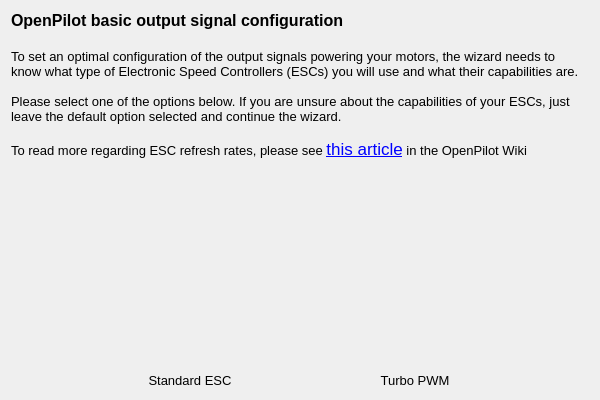
The window that ground/gcs/src/plugins/setupwizard/pages/outputpage.ui (TauLabs/TauLabs) describes before a commit, drawn with Qt 5.
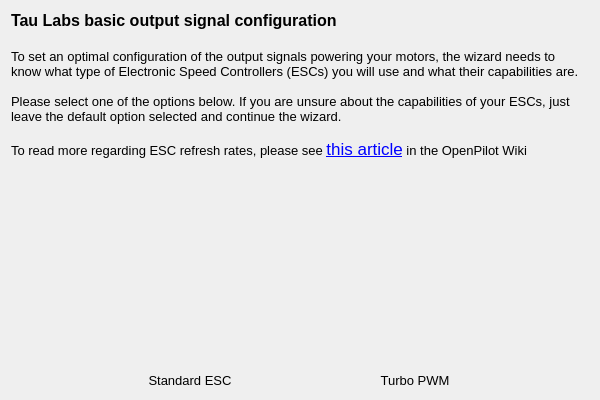
The same window after the commit. Icons and pictures are not drawn.

What changed in the file:
```diff
--- a/ground/gcs/src/plugins/setupwizard/pages/outputpage.ui
+++ b/ground/gcs/src/plugins/setupwizard/pages/outputpage.ui
@@ -21,12 +21,12 @@
 &lt;html&gt;&lt;head&gt;&lt;meta name=&quot;qrichtext&quot; content=&quot;1&quot; /&gt;&lt;style type=&quot;text/css&quot;&gt;
 p, li { white-space: pre-wrap; }
 &lt;/style&gt;&lt;/head&gt;&lt;body style=&quot; font-family:'Lucida Grande'; font-size:13pt; font-weight:400; font-style:normal;&quot;&gt;
-&lt;p style=&quot; margin-top:0px; margin-bottom:0px; margin-left:0px; margin-right:0px; -qt-block-indent:0; text-indent:0px;&quot;&gt;&lt;span style=&quot; font-family:'MS Shell Dlg 2'; font-size:12pt; font-weight:600;&quot;&gt;OpenPilot basic output signal configuration&lt;/span&gt;&lt;/p&gt;
-&lt;p style=&quot;-qt-paragraph-type:empty; margin-top:0px; margin-bottom:0px; margin-left:0px; margin-right:0px; -qt-block-indent:0; text-indent:0px; font-family:'MS Shell Dlg 2'; font-size:12pt; font-weight:600;&quot;&gt;&lt;/p&gt;
+&lt;p style=&quot; margin-top:0px; margin-bottom:0px; margin-left:0px; margin-right:0px; -qt-block-indent:0; text-indent:0px;&quot;&gt;&lt;span style=&quot; font-family:'MS Shell Dlg 2'; font-size:12pt; font-weight:600;&quot;&gt;Tau Labs basic output signal configuration&lt;/span&gt;&lt;/p&gt;
+&lt;p style=&quot;-qt-paragraph-type:empty; margin-top:0px; margin-bottom:0px; margin-left:0px; margin-right:0px; -qt-block-indent:0; text-indent:0px; font-family:'MS Shell Dlg 2'; font-size:12pt; font-weight:600;&quot;&gt;&lt;br /&gt;&lt;/p&gt;
 &lt;p style=&quot; margin-top:0px; margin-bottom:0px; margin-left:0px; margin-right:0px; -qt-block-indent:0; text-indent:0px;&quot;&gt;&lt;span style=&quot; font-family:'MS Shell Dlg 2'; font-size:10pt;&quot;&gt;To set an optimal configuration of the output signals powering your motors, the wizard needs to know what type of Electronic Speed Controllers (ESCs) you will use and what their capabilities are.&lt;/span&gt;&lt;/p&gt;
-&lt;p style=&quot;-qt-paragraph-type:empty; margin-top:0px; margin-bottom:0px; margin-left:0px; margin-right:0px; -qt-block-indent:0; text-indent:0px; font-family:'MS Shell Dlg 2'; font-size:10pt;&quot;&gt;&lt;/p&gt;
+&lt;p style=&quot;-qt-paragraph-type:empty; margin-top:0px; margin-bottom:0px; margin-left:0px; margin-right:0px; -qt-block-indent:0; text-indent:0px; font-family:'MS Shell Dlg 2'; font-size:10pt;&quot;&gt;&lt;br /&gt;&lt;/p&gt;
 &lt;p style=&quot; margin-top:0px; margin-bottom:0px; margin-left:0px; margin-right:0px; -qt-block-indent:0; text-indent:0px;&quot;&gt;&lt;span style=&quot; font-family:'MS Shell Dlg 2'; font-size:10pt;&quot;&gt;Please select one of the options below. If you are unsure about the capabilities of your ESCs, just leave the default option selected and continue the wizard.&lt;/span&gt;&lt;/p&gt;
-&lt;p style=&quot;-qt-paragraph-type:empty; margin-top:0px; margin-bottom:0px; margin-left:0px; margin-right:0px; -qt-block-indent:0; text-indent:0px; font-family:'MS Shell Dlg 2'; font-size:10pt;&quot;&gt;&lt;/p&gt;
+&lt;p style=&quot;-qt-paragraph-type:empty; margin-top:0px; margin-bottom:0px; margin-left:0px; margin-right:0px; -qt-block-indent:0; text-indent:0px; font-family:'MS Shell Dlg 2'; font-size:10pt;&quot;&gt;&lt;br /&gt;&lt;/p&gt;
 &lt;p style=&quot; margin-top:0px; margin-bottom:0px; margin-left:0px; margin-right:0px; -qt-block-indent:0; text-indent:0px;&quot;&gt;&lt;span style=&quot; font-family:'MS Shell Dlg 2'; font-size:10pt;&quot;&gt;To read more regarding ESC refresh rates, please see &lt;/span&gt;&lt;a href=&quot;http://wiki.openpilot.org/x/HIEu&quot;&gt;&lt;span style=&quot; text-decoration: underline; color:#0000ff;&quot;&gt;this article&lt;/span&gt;&lt;/a&gt;&lt;span style=&quot; font-family:'MS Shell Dlg 2'; font-size:10pt;&quot;&gt; in the OpenPilot Wiki&lt;/span&gt;&lt;/p&gt;&lt;/body&gt;&lt;/html&gt;</string>
      </property>
      <property name="alignment">
```
